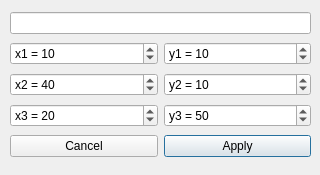
Old version of the form TriangleDialog.ui in the repository KapitoliyVZ/GeometricShapes.
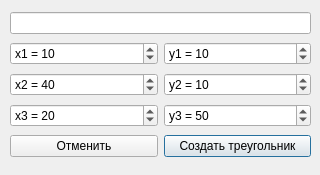
New version of the form.

Diff of the .ui file:
```diff
--- a/TriangleDialog.ui
+++ b/TriangleDialog.ui
@@ -26,7 +26,7 @@
     <item row="5" column="0">
      <widget class="QPushButton" name="cancelButton">
       <property name="text">
-       <string>Cancel</string>
+       <string>Отменить</string>
       </property>
      </widget>
     </item>
@@ -129,7 +129,7 @@
     <item row="5" column="1">
      <widget class="QPushButton" name="applyButton">
       <property name="text">
-       <string>Apply</string>
+       <string>Создать треугольник</string>
       </property>
       <property name="default">
        <bool>true</bool>
```
Left out of the diff: 2 changed lines with no effect on the pictures.
